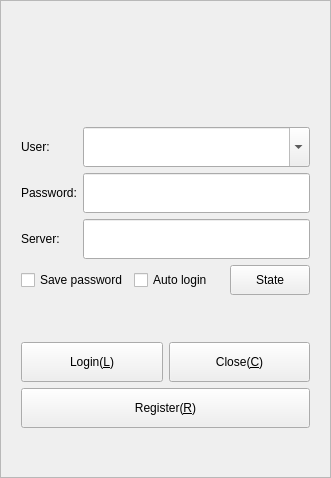
Old version of the form Widgets/DlgLogin/FrmLogin.ui in the repository KangLin/RabbitIm.
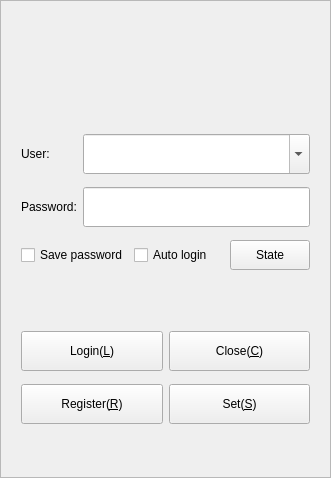
New version of the form. Icons and pictures are not drawn.

Patch:
```diff
--- a/Widgets/DlgLogin/FrmLogin.ui
+++ b/Widgets/DlgLogin/FrmLogin.ui
@@ -32,7 +32,7 @@
   <property name="frameShadow">
    <enum>QFrame::Raised</enum>
   </property>
-  <layout class="QGridLayout" name="gridLayout">
+  <layout class="QGridLayout" name="gridLayout_2">
    <item row="0" column="0">
     <widget class="QLabel" name="label_4">
      <property name="sizePolicy">
@@ -87,7 +87,7 @@
        <height>323</height>
       </size>
      </property>
-     <layout class="QGridLayout" name="gridLayout_2">
+     <layout class="QGridLayout" name="gridLayout">
       <item row="0" column="0">
        <widget class="QLabel" name="label_3">
         <property name="sizePolicy">
@@ -113,49 +113,59 @@
         </property>
        </widget>
       </item>
-      <item row="0" column="1">
-       <widget class="QComboBox" name="cmbUser">
-        <property name="minimumSize">
-         <size>
-          <width>0</width>
-          <height>40</height>
-         </size>
-        </property>
-        <property name="maximumSize">
-         <size>
-          <width>16777215</width>
-          <height>40</height>
-         </size>
-        </property>
-        <property name="editable">
-         <bool>true</bool>
-        </property>
-       </widget>
-      </item>
-      <item row="1" column="0">
-       <widget class="QLabel" name="label_2">
-        <property name="sizePolicy">
-         <sizepolicy hsizetype="Preferred" vsizetype="Fixed">
-          <horstretch>0</horstretch>
-          <verstretch>0</verstretch>
-         </sizepolicy>
-        </property>
-        <property name="minimumSize">
-         <size>
-          <width>0</width>
-          <height>40</height>
-         </size>
-        </property>
-        <property name="maximumSize">
-         <size>
-          <width>16777215</width>
-          <height>40</height>
-         </size>
-        </property>
-        <property name="text">
-         <string>Password:</string>
-        </property>
-       </widget>
+      <item row="4" column="0" colspan="2">
+       <layout class="QHBoxLayout" name="horizontalLayout">
+        <item>
+         <widget class="QPushButton" name="pbOk">
+          <property name="minimumSize">
+           <size>
+            <width>80</width>
+            <height>40</height>
+           </size>
+          </property>
+          <property name="maximumSize">
+           <size>
+            <width>16777215</width>
+            <height>40</height>
+           </size>
+          </property>
+          <property name="text">
+           <string>Login(&amp;L)</string>
+          </property>
+          <property name="autoDefault">
+           <bool>true</bool>
+          </property>
+          <property name="default">
+           <bool>false</bool>
+          </property>
+         </widget>
+        </item>
+        <item>
+         <widget class="QPushButton" name="pbClose">
+          <property name="minimumSize">
+           <size>
+            <width>80</width>
+            <height>40</height>
+           </size>
+          </property>
+          <property name="maximumSize">
+           <size>
+            <width>16777215</width>
+            <height>40</height>
+           </size>
+          </property>
+          <property name="text">
+           <string>Close(&amp;C)</string>
+          </property>
+          <property name="autoDefault">
+           <bool>true</bool>
+          </property>
+          <property name="default">
+           <bool>false</bool>
+          </property>
+         </widget>
+        </item>
+       </layout>
       </item>
       <item row="1" column="1">
        <widget class="QLineEdit" name="lnPassword">
@@ -176,48 +186,7 @@
         </property>
        </widget>
       </item>
-      <item row="2" column="0">
-       <widget class="QLabel" name="label">
-        <property name="sizePolicy">
-         <sizepolicy hsizetype="Preferred" vsizetype="Fixed">
-          <horstretch>0</horstretch>
-          <verstretch>0</verstretch>
-         </sizepolicy>
-        </property>
-        <property name="minimumSize">
-         <size>
-          <width>0</width>
-          <height>40</height>
-         </size>
-        </property>
-        <property name="maximumSize">
-         <size>
-          <width>16777215</width>
-          <height>40</height>
-         </size>
-        </property>
-        <property name="text">
-         <string>Server:</string>
-        </property>
-       </widget>
-      </item>
-      <item row="2" column="1">
-       <widget class="QLineEdit" name="lnServer">
-        <property name="minimumSize">
-         <size>
-          <width>0</width>
-          <height>40</height>
-         </size>
-        </property>
-        <property name="maximumSize">
-         <size>
-          <width>16777215</width>
-          <height>40</height>
-         </size>
-        </property>
-       </widget>
-      </item>
-      <item row="3" column="0" colspan="2">
+      <item row="2" column="0" colspan="2">
        <layout class="QHBoxLayout" name="horizontalLayout_2">
         <item>
          <widget class="QCheckBox" name="chkSave">
@@ -305,7 +274,51 @@
         </item>
        </layout>
       </item>
-      <item row="4" column="0" colspan="2">
+      <item row="0" column="1">
+       <widget class="QComboBox" name="cmbUser">
+        <property name="minimumSize">
+         <size>
+          <width>0</width>
+          <height>40</height>
+         </size>
+        </property>
+        <property name="maximumSize">
+         <size>
+          <width>16777215</width>
+          <height>40</height>
+         </size>
+        </property>
+        <property name="editable">
+         <bool>true</bool>
+        </property>
+       </widget>
+      </item>
+      <item row="1" column="0">
+       <widget class="QLabel" name="label_2">
+        <property name="sizePolicy">
+         <sizepolicy hsizetype="Preferred" vsizetype="Fixed">
+          <horstretch>0</horstretch>
+          <verstretch>0</verstretch>
+         </sizepolicy>
+        </property>
+        <property name="minimumSize">
+         <size>
+          <width>0</width>
+          <height>40</height>
+         </size>
+        </property>
+        <property name="maximumSize">
+         <size>
+          <width>16777215</width>
+          <height>40</height>
+         </size>
+        </property>
+        <property name="text">
+         <string>Password:</string>
+        </property>
+       </widget>
+      </item>
+      <item row="3" column="0" colspan="2">
        <widget class="QLabel" name="lbePrompt">
         <property name="enabled">
          <bool>true</bool>
@@ -337,23 +350,29 @@
        </widget>
       </item>
       <item row="5" column="0" colspan="2">
-       <layout class="QHBoxLayout" name="horizontalLayout">
+       <layout class="QHBoxLayout" name="horizontalLayout_3">
         <item>
-         <widget class="QPushButton" name="pbOk">
+         <widget class="QPushButton" name="pbRegitster">
+          <property name="sizePolicy">
+           <sizepolicy hsizetype="Minimum" vsizetype="Fixed">
+            <horstretch>0</horstretch>
+            <verstretch>0</verstretch>
+           </sizepolicy>
+          </property>
           <property name="minimumSize">
            <size>
-            <width>0</width>
+            <width>80</width>
             <height>40</height>
            </size>
           </property>
           <property name="maximumSize">
            <size>
-            <width>16777215</width>
+            <width>1677251</width>
             <height>40</height>
            </size>
           </property>
           <property name="text">
-           <string>Login(&amp;L)</string>
+           <string>Register(&amp;R)</string>
           </property>
           <property name="autoDefault">
            <bool>true</bool>
@@ -364,10 +383,10 @@
          </widget>
         </item>
         <item>
-         <widget class="QPushButton" name="pbClose">
+         <widget class="QPushButton" name="pbSet">
           <property name="minimumSize">
            <size>
-            <width>0</width>
+            <width>80</width>
             <height>40</height>
            </size>
           </property>
@@ -378,49 +397,12 @@
            </size>
           </property>
           <property name="text">
-           <string>Close(&amp;C)</string>
-          </property>
-          <property name="autoDefault">
-           <bool>true</bool>
-          </property>
-          <property name="default">
-           <bool>false</bool>
+           <string>Set(&amp;S)</string>
           </property>
          </widget>
         </item>
        </layout>
       </item>
-      <item row="6" column="0" colspan="2">
-       <widget class="QPushButton" name="pbRegitster">
-        <property name="sizePolicy">
-         <sizepolicy hsizetype="Preferred" vsizetype="Fixed">
-          <horstretch>0</horstretch>
-          <verstretch>0</verstretch>
-         </sizepolicy>
-        </property>
-        <property name="minimumSize">
-         <size>
-          <width>0</width>
-          <height>40</height>
-         </size>
-        </property>
-        <property name="maximumSize">
-         <size>
-          <width>1677251</width>
-          <height>40</height>
-         </size>
-        </property>
-        <property name="text">
-         <string>Register(&amp;R)</string>
-        </property>
-        <property name="autoDefault">
-         <bool>true</bool>
-        </property>
-        <property name="default">
-         <bool>false</bool>
-        </property>
-       </widget>
-      </item>
      </layout>
     </widget>
    </item>
```
Left out of the diff: 1 changed line with no effect on the pictures.
